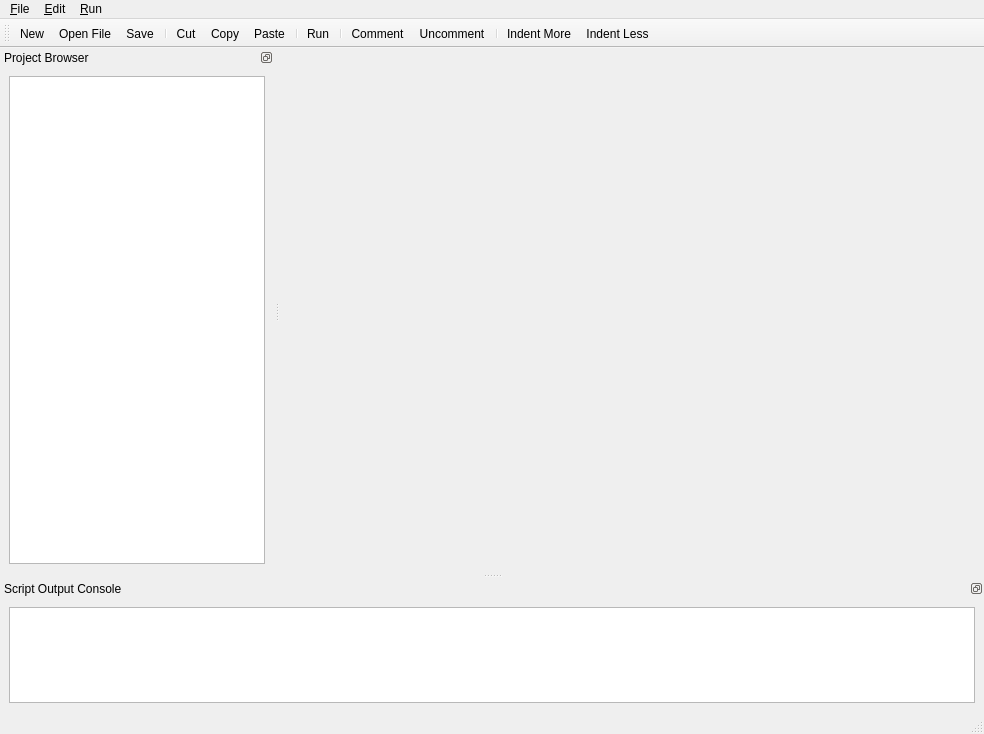
First picture: the form in ui/QPythonEditor.ui, repository tmontaigu/CloudCompare-PythonRuntime, before the edit.
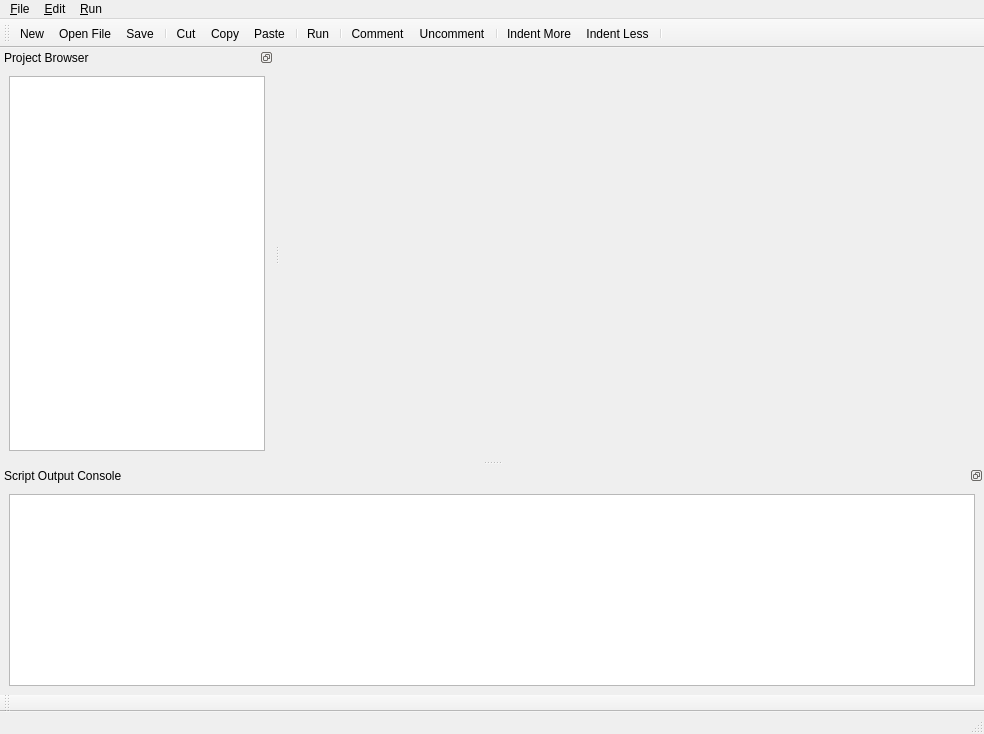
Second picture: the form after the edit. Icons and pictures are not drawn.

Commit message: Add bottom toolbar with action to show hide the different panels

Patch:
```diff
--- a/ui/QPythonEditor.ui
+++ b/ui/QPythonEditor.ui
@@ -77,12 +77,18 @@
    <property name="minimumSize">
     <size>
      <width>0</width>
-     <height>21</height>
+     <height>0</height>
     </size>
    </property>
    <property name="windowTitle">
     <string>toolBar</string>
    </property>
+   <property name="iconSize">
+    <size>
+     <width>16</width>
+     <height>16</height>
+    </size>
+   </property>
    <attribute name="toolBarArea">
     <enum>TopToolBarArea</enum>
    </attribute>
@@ -104,6 +110,7 @@
    <addaction name="separator"/>
    <addaction name="actionIndent_More"/>
    <addaction name="actionIndent_Less"/>
+   <addaction name="separator"/>
   </widget>
   <widget class="QDockWidget" name="projectBrowser">
    <property name="sizePolicy">
@@ -115,7 +122,7 @@
    <property name="minimumSize">
     <size>
      <width>146</width>
-     <height>525</height>
+     <height>150</height>
     </size>
    </property>
    <property name="font">
@@ -181,6 +188,18 @@
     </layout>
    </widget>
   </widget>
+  <widget class="QToolBar" name="viewsToolBar">
+   <property name="windowTitle">
+    <string>toolBar_2</string>
+   </property>
+   <attribute name="toolBarArea">
+    <enum>BottomToolBarArea</enum>
+   </attribute>
+   <attribute name="toolBarBreak">
+    <bool>false</bool>
+   </attribute>
+  </widget>
+  <widget class="QStatusBar" name="statusbar"/>
   <action name="actionNew">
    <property name="icon">
     <iconset resource="../CloudCompare-PythonPlugin.qrc">
```
Left out of the diff: 3 changed lines with no effect on the pictures. The commit also changes 2 other files.
